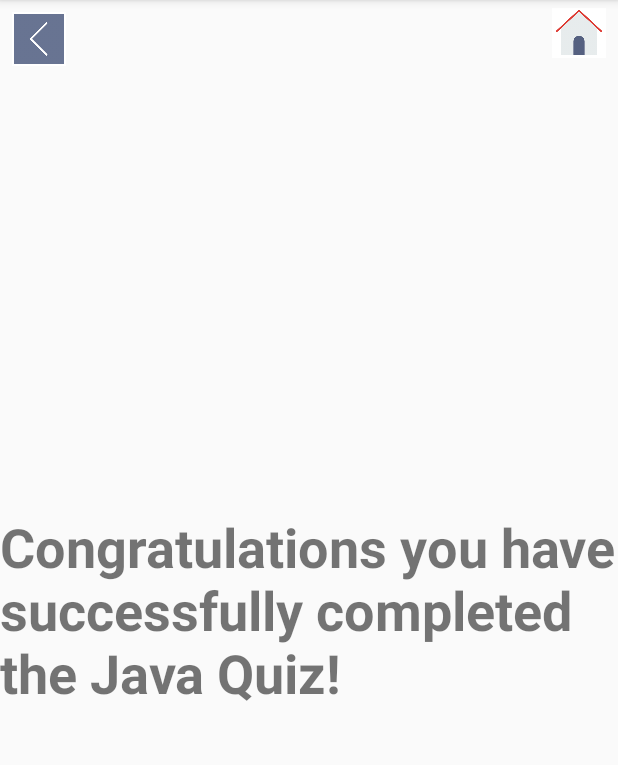
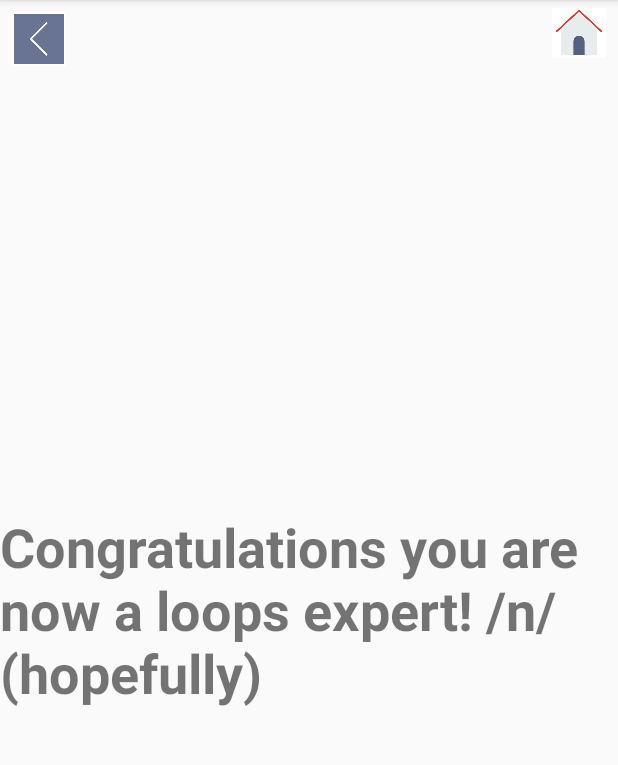
Before and after one commit to NathanRichardNguyen/FlashCode, an Android app: the quizfinish screen opened directly, with no data from a screen before it, on a phone screen of 412 x 824 dp, the part 84-849 px from its top. Run offline under Robolectric (Android 15) with nearby library versions, the phone set to English and light mode, and no system bars.

Commit message:
flashcard - quizfinish
Fixed end of flashcards

```diff
--- a/app/src/main/java/com/example/nathanrnguyen/flashcode/quizfinish.java
+++ b/app/src/main/java/com/example/nathanrnguyen/flashcode/quizfinish.java
@@ -19,7 +19,7 @@ public class quizfinish extends AppCompatActivity {
         ImageView homebutton = findViewById(R.id.homeButton);
         ImageView backbutton = findViewById(R.id.backButton);
 
-        quizfinishtext.setText("Congratulations you have successfully completed the Java Quiz!");
+        quizfinishtext.setText("Congratulations you are now a loops expert! /n/ (hopefully)");
 
         homebutton.setOnClickListener(new View.OnClickListener() {
             @Override
```
Also changed, not shown: app/src/main/java/com/example/nathanrnguyen/flashcode/FlashcardActivity.java (+8 -2 lines).
